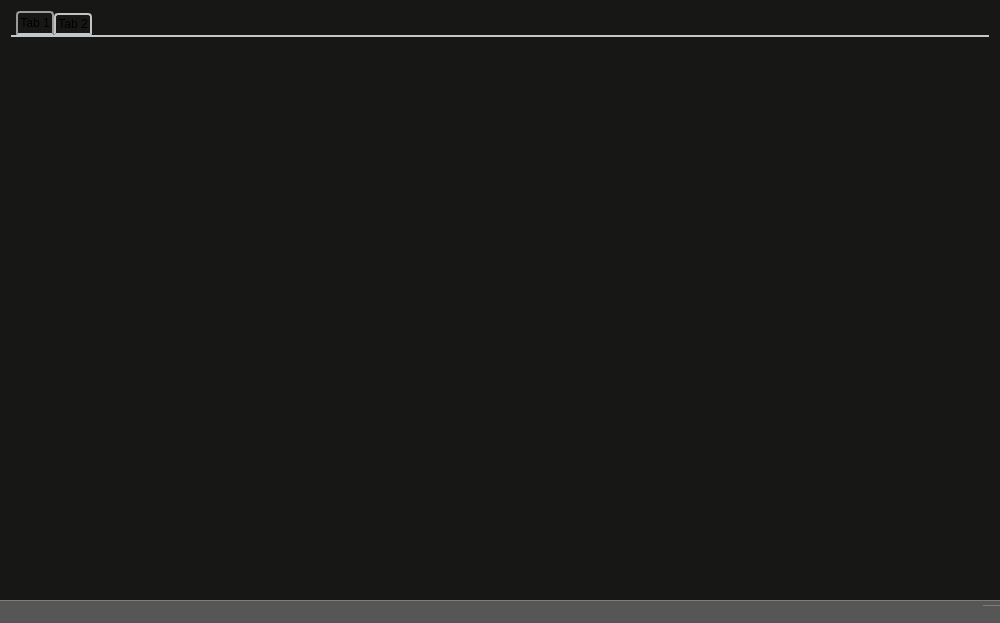
The window that client/MPS_Client/mainwindow.ui (Raalsky/MPS) describes before a commit, drawn with Qt 5.
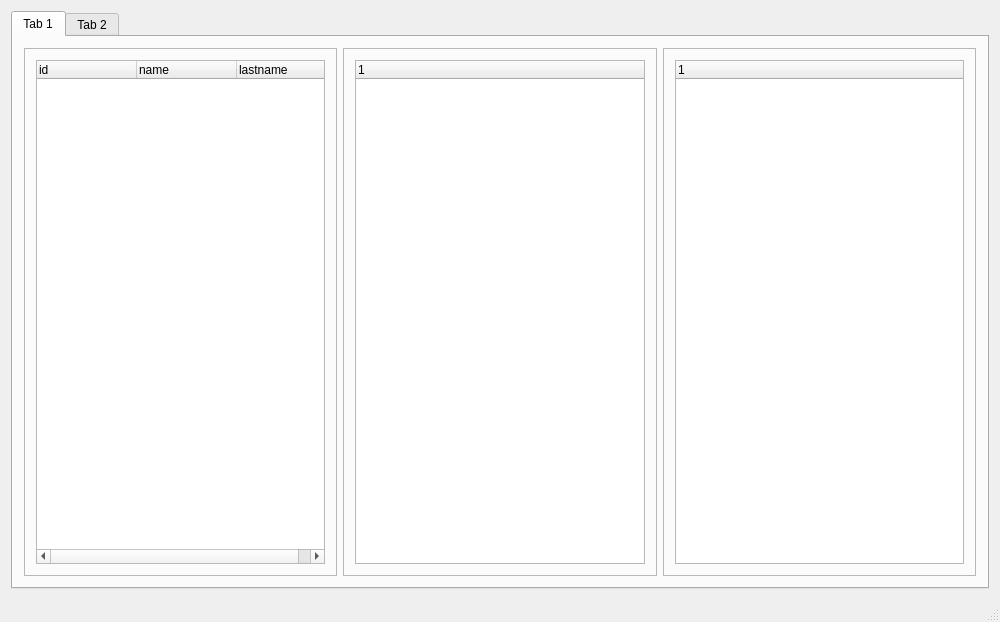
The same window after the commit.

Commit message: Online/Offline icon added, StyleSheet external file

Diff of the .ui file:
```diff
--- a/client/MPS_Client/mainwindow.ui
+++ b/client/MPS_Client/mainwindow.ui
@@ -20,7 +20,7 @@
    <string>MedicalPrescriptionsSystem Client</string>
   </property>
   <property name="styleSheet">
-   <string notr="true">background-color: #171715;</string>
+   <string notr="true"/>
   </property>
   <property name="documentMode">
    <bool>false</bool>
@@ -44,77 +44,110 @@
    <layout class="QGridLayout" name="gridLayout">
     <item row="0" column="0">
      <widget class="QTabWidget" name="tabWidget">
-      <property name="minimumSize">
+      <property name="maximumSize">
        <size>
-        <width>200</width>
-        <height>200</height>
+        <width>13213123</width>
+        <height>16777215</height>
        </size>
       </property>
-      <property name="styleSheet">
-       <string notr="true">QTabWidget::pane { /* The tab widget frame */
-    border-top: 2px solid #C2C7CB;
-	background: #c3c3c3;
-}
-
-QTabWidget::tab-bar {
-    left: 5px; /* move to the right by 5px */
-	background-color: #B1B6BA;
-}
-
-/* Style the tab using the tab sub-control. Note that
-    it reads QTabBar _not_ QTabWidget */
-QTabBar::tab {
-    background: qlineargradient(x1: 0, y1: 0, x2: 0, y2: 1,
-                                stop: 0 #E1E1E1, stop: 0.4 #DDDDDD,
-                                stop: 0.5 #D8D8D8, stop: 1.0 #D3D3D3);
-    border: 2px solid #C4C4C3;
-    border-bottom-color: #C2C7CB; /* same as the pane color */
-    border-top-left-radius: 4px;
-    border-top-right-radius: 4px;
-    min-width: 8ex;
-    padding: 2px;
-}
-
-QTabBar::tab:selected, QTabBar::tab:hover {
-    background: qlineargradient(x1: 0, y1: 0, x2: 0, y2: 1,
-                                stop: 0 #fafafa, stop: 0.4 #f4f4f4,
-                                stop: 0.5 #e7e7e7, stop: 1.0 #fafafa);
-}
-
-QTabBar::tab:selected {
-    border-color: #9B9B9B;
-    border-bottom-color: #C2C7CB; /* same as pane color */
-}
-
-QTabBar::tab:!selected {
-    margin-top: 2px; /* make non-selected tabs look smaller */
-}</string>
-      </property>
-      <property name="tabPosition">
-       <enum>QTabWidget::North</enum>
-      </property>
-      <property name="tabShape">
-       <enum>QTabWidget::Rounded</enum>
-      </property>
       <property name="currentIndex">
        <number>0</number>
       </property>
-      <property name="elideMode">
-       <enum>Qt::ElideRight</enum>
-      </property>
-      <property name="movable">
-       <bool>true</bool>
-      </property>
       <widget class="QWidget" name="tab">
-       <property name="minimumSize">
-        <size>
-         <width>200</width>
-         <height>200</height>
-        </size>
-       </property>
        <attribute name="title">
         <string>Tab 1</string>
        </attribute>
+       <layout class="QVBoxLayout" name="verticalLayout">
+        <item>
+         <layout class="QGridLayout" name="gridLayout_2">
+          <item row="1" column="1">
+           <widget class="QFrame" name="frame_2">
+            <property name="frameShape">
+             <enum>QFrame::StyledPanel</enum>
+            </property>
+            <property name="frameShadow">
+             <enum>QFrame::Raised</enum>
+            </property>
+            <layout class="QHBoxLayout" name="horizontalLayout_2">
+             <item>
+              <layout class="QGridLayout" name="gridLayout_4">
+               <item row="0" column="0">
+                <widget class="QTreeWidget" name="treeWidget_2">
+                 <column>
+                  <property name="text">
+                   <string notr="true">1</string>
+                  </property>
+                 </column>
+                </widget>
+               </item>
+              </layout>
+             </item>
+            </layout>
+           </widget>
+          </item>
+          <item row="1" column="2">
+           <widget class="QFrame" name="frame">
+            <property name="frameShape">
+             <enum>QFrame::StyledPanel</enum>
+            </property>
+            <property name="frameShadow">
+             <enum>QFrame::Raised</enum>
+            </property>
+            <layout class="QHBoxLayout" name="horizontalLayout_3">
+             <item>
+              <layout class="QGridLayout" name="gridLayout_5">
+               <item row="0" column="0">
+                <widget class="QTreeWidget" name="treeWidget">
+                 <column>
+                  <property name="text">
+                   <string notr="true">1</string>
+                  </property>
+                 </column>
+                </widget>
+               </item>
+              </layout>
+             </item>
+            </layout>
+           </widget>
+          </item>
+          <item row="1" column="0">
+           <widget class="QFrame" name="frame1">
+            <property name="frameShape">
+             <enum>QFrame::StyledPanel</enum>
+            </property>
+            <property name="frameShadow">
+             <enum>QFrame::Raised</enum>
+            </property>
+            <layout class="QHBoxLayout" name="horizontalLayout">
+             <item>
+              <layout class="QGridLayout" name="gridLayout_3">
+               <item row="0" column="1">
+                <widget class="QTreeWidget" name="treeWidget">
+                 <column>
+                  <property name="text">
+                   <string notr="true">id</string>
+                  </property>
+                 </column>
+                 <column>
+                  <property name="text">
+                   <string>name</string>
+                  </property>
+                 </column>
+                 <column>
+                  <property name="text">
+                   <string>lastname</string>
+                  </property>
+                 </column>
+                </widget>
+               </item>
+              </layout>
+             </item>
+            </layout>
+           </widget>
+          </item>
+         </layout>
+        </item>
+       </layout>
       </widget>
       <widget class="QWidget" name="tab_2">
        <attribute name="title">
@@ -127,8 +160,7 @@
   </widget>
   <widget class="QStatusBar" name="statusBar">
    <property name="styleSheet">
-    <string notr="true">background-color: #565656;
-border-top: 1px solid #7D7D7D;</string>
+    <string notr="true"/>
    </property>
   </widget>
  </widget>
```
The commit also changes 16 other files.
